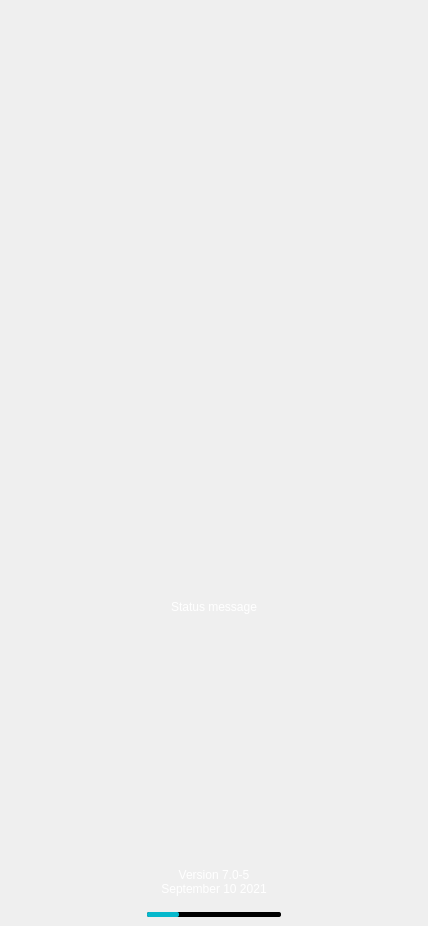
The window that forms/ui/brand_ui/Vendeta/splashscreen.ui (demlabs-cellframe/dap-ui-sdk) describes before a commit, drawn with Qt 5.
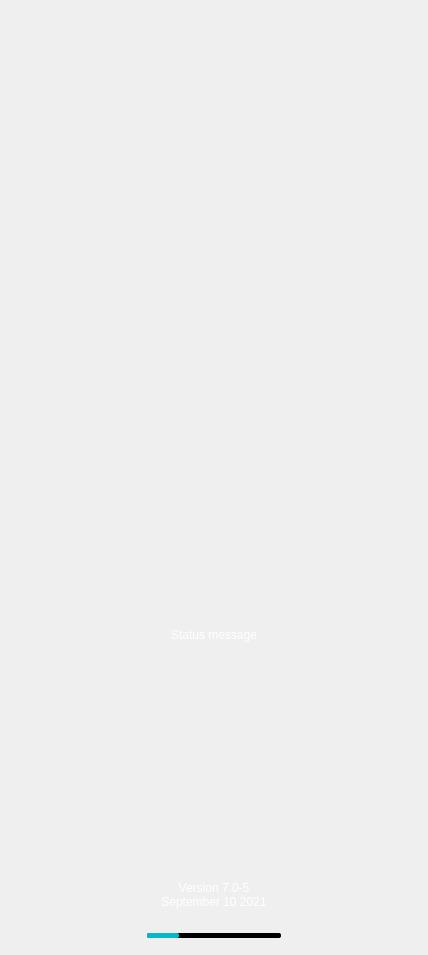
The same window after the commit. Icons and pictures are not drawn. Custom widgets are drawn as their Qt base class.

Diff of the .ui file:
```diff
--- a/forms/ui/brand_ui/Vendeta/splashscreen.ui
+++ b/forms/ui/brand_ui/Vendeta/splashscreen.ui
@@ -71,10 +71,13 @@
            <property name="orientation">
             <enum>Qt::Vertical</enum>
            </property>
+           <property name="sizeType">
+            <enum>QSizePolicy::Fixed</enum>
+           </property>
            <property name="sizeHint" stdset="0">
             <size>
              <width>20</width>
-             <height>40</height>
+             <height>248</height>
             </size>
            </property>
           </spacer>
@@ -115,10 +118,13 @@
            <property name="orientation">
             <enum>Qt::Vertical</enum>
            </property>
+           <property name="sizeType">
+            <enum>QSizePolicy::Fixed</enum>
+           </property>
            <property name="sizeHint" stdset="0">
             <size>
              <width>20</width>
-             <height>40</height>
+             <height>276</height>
             </size>
            </property>
           </spacer>
@@ -149,10 +155,13 @@
            <property name="orientation">
             <enum>Qt::Vertical</enum>
            </property>
+           <property name="sizeType">
+            <enum>QSizePolicy::Fixed</enum>
+           </property>
            <property name="sizeHint" stdset="0">
             <size>
              <width>20</width>
-             <height>40</height>
+             <height>233</height>
             </size>
            </property>
           </spacer>
@@ -191,7 +200,7 @@
            <property name="sizeHint" stdset="0">
             <size>
              <width>20</width>
-             <height>10</height>
+             <height>18</height>
             </size>
            </property>
           </spacer>
@@ -248,6 +257,22 @@
            </layout>
           </widget>
          </item>
+         <item>
+          <spacer name="verticalSpacer_5">
+           <property name="orientation">
+            <enum>Qt::Vertical</enum>
+           </property>
+           <property name="sizeType">
+            <enum>QSizePolicy::Fixed</enum>
+           </property>
+           <property name="sizeHint" stdset="0">
+            <size>
+             <width>20</width>
+             <height>8</height>
+            </size>
+           </property>
+          </spacer>
+         </item>
         </layout>
        </widget>
       </item>
```
